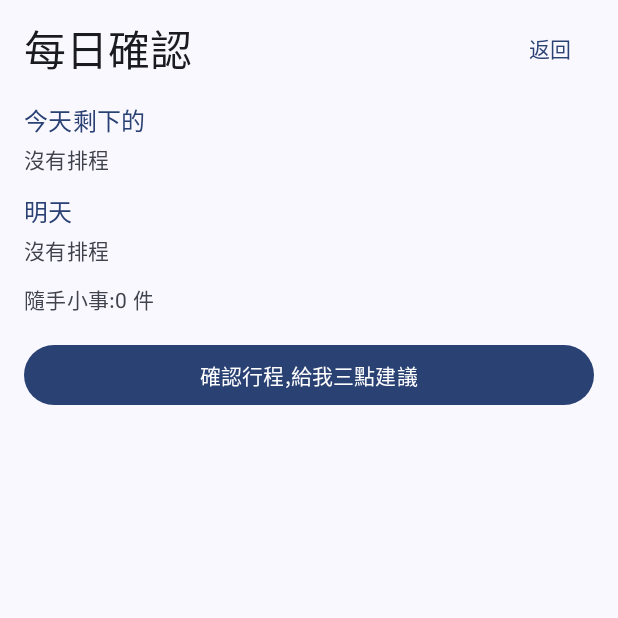
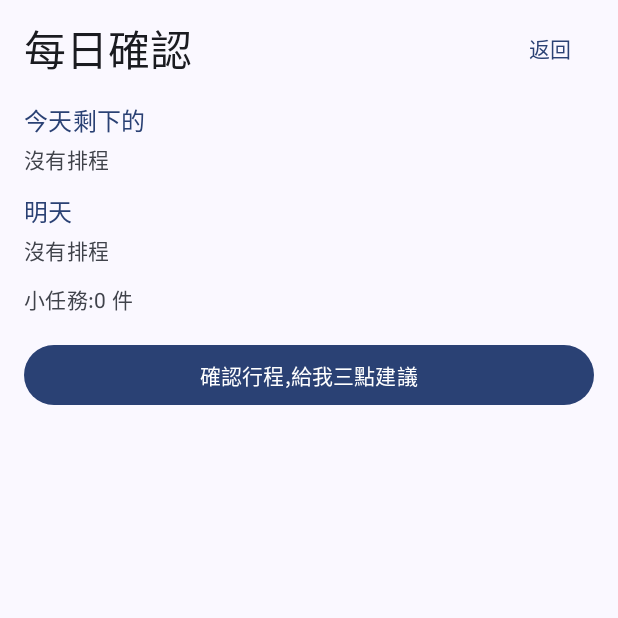
Before and after one commit to York260/free-life, an Android app built with Jetpack Compose: the screen it shows after launch (MainActivity), after a tap on "☀ 每日確認", on a phone screen of 412 x 824 dp, the top half of it. Run offline under Robolectric (Android 15) with nearby library versions, the phone set to English and light mode, and no system bars; pictures from the network do not load.

Commit message:
Rename 隨手小事 to 小任務
Co-Authored-By: Claude Sonnet 5.5 <noreply@anthropic.com>
Claude-Session: https://claude.ai/code/session_01TMPVYK6NRrJejmTwynC2kq

```diff
--- a/app/src/main/java/com/freelife/app/BriefingScreen.kt
+++ b/app/src/main/java/com/freelife/app/BriefingScreen.kt
@@ -123,7 +123,7 @@ fun BriefingScreen(
             PlanSection("明天", plan.tomorrow)
             if (plan.overdue.isNotEmpty()) PlanSection("已過時還沒完成", plan.overdue)
             Text(
-                text = "隨手小事:${plan.quick.size} 件",
+                text = "小任務:${plan.quick.size} 件",
                 style = MaterialTheme.typography.bodyMedium,
                 color = MaterialTheme.colorScheme.onSurfaceVariant,
                 modifier = Modifier.padding(top = 12.dp),
--- a/app/src/main/java/com/freelife/app/MainActivity.kt
+++ b/app/src/main/java/com/freelife/app/MainActivity.kt
@@ -392,7 +392,7 @@ private fun HomeScreen(
                 ReminderRow(r, onToggle, onDelete)
             }
 
-            item { SectionHeader("隨手小事 · 只有開始時間") }
+            item { SectionHeader("小任務 · 只有開始時間") }
             if (quick.isEmpty()) {
                 item { EmptyHint("沒有結束時間的事會放這裡,例如輸入「買牛奶」") }
             }
--- a/app/src/main/java/com/freelife/app/Reminder.kt
+++ b/app/src/main/java/com/freelife/app/Reminder.kt
@@ -11,7 +11,7 @@ import java.util.Locale
 /**
  * 一筆提醒。每一筆都有開始時間;
  * - 排程:有開始與結束時間(endAt 不是 null)。
- * - 隨手小事:只有開始時間。
+ * - 小任務:只有開始時間。
  * triggerAt 是響鈴時間,null 代表不響鈴(使用者沒有指定時間,開始時間就是記下它的時刻)。
  * 延後響鈴只會改 triggerAt,不會改開始與結束時間。
  */
--- a/app/src/main/java/com/freelife/app/ReminderParser.kt
+++ b/app/src/main/java/com/freelife/app/ReminderParser.kt
@@ -11,7 +11,7 @@ import java.time.temporal.TemporalAdjusters
  * 有日期或時間就是有開始時間(hasWhen);沒有則要追問開始時間。
  * needAmPm = 只說了「3點」這類沒有上午/下午的時間,time 裡暫存原始小時,等使用者回答。
  * endTime / durationMin = 結束時間(同一天的時鐘)或持續多久;endAmbig = 結束時間沒說上午下午。
- * relative = 「10分鐘後」這種相對時間;noEnd = 使用者表示沒有結束時間(隨手小事)。
+ * relative = 「10分鐘後」這種相對時間;noEnd = 使用者表示沒有結束時間(小任務)。
  */
 data class Draft(
     val title: String,
```
Also changed, not shown: app/src/main/java/com/freelife/app/Assistant.kt (+4 -4 lines), app/src/main/java/com/freelife/app/Briefing.kt (+4 -4 lines), 1 other file.
